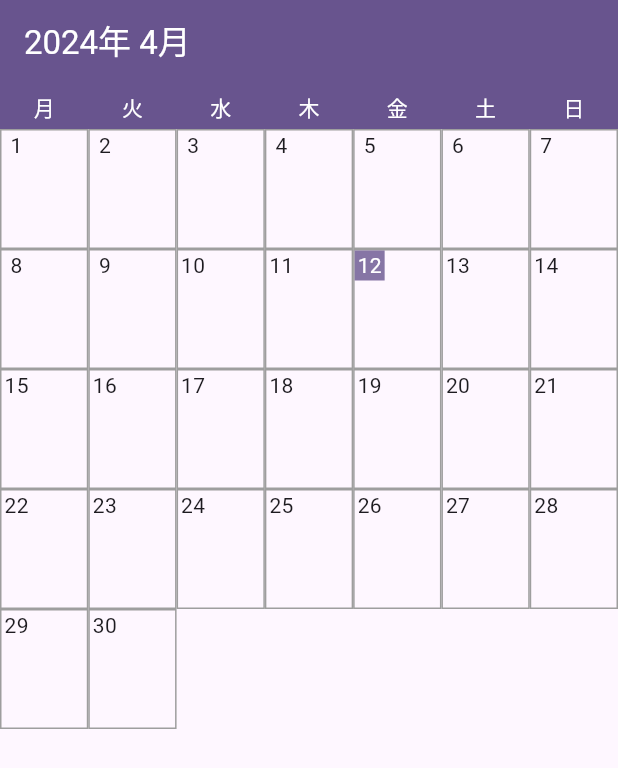
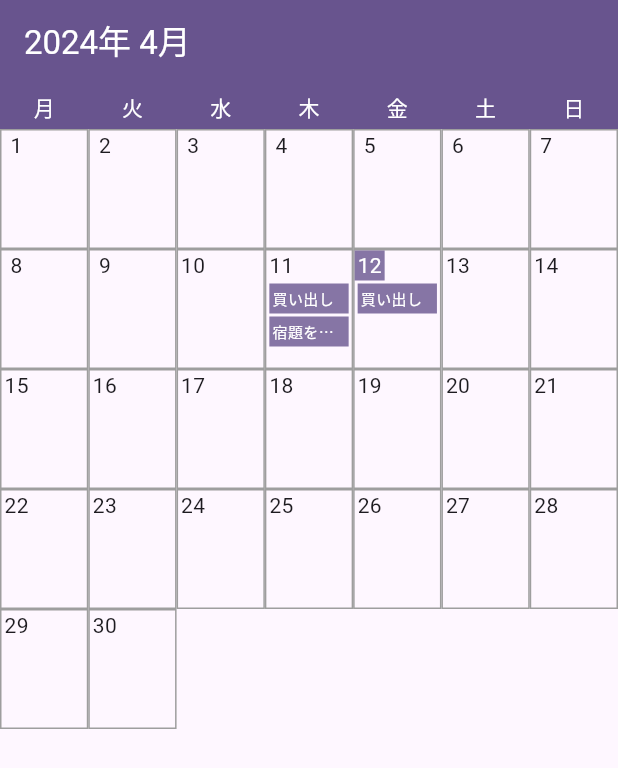
Before and after one commit to Renkon117/flutter_aws_calendar, a Flutter app: the screen it shows after launch, on a phone screen of 412 x 824 dp. Shown: the top 768 px of the screen. Run offline on Flutter 3.47's test engine with Material 3 defaults, Android fonts, the phone set to English and light mode, and no system bars.

Commit message:
section2-10まで完了

```diff
--- /dev/null
+++ b/lib/model/schedule.dart
@@ -0,0 +1,7 @@
+class Schedule {
+  String title;
+  DateTime startAt;
+  DateTime endAt;
+
+  Schedule({required this.title, required this.startAt, required this.endAt});
+}
--- a/lib/pages/calendar.dart
+++ b/lib/pages/calendar.dart
@@ -1,4 +1,5 @@
 import 'package:flutter/material.dart';
+import 'package:flutter_aws_calendar/model/schedule.dart';
 import 'package:intl/intl.dart';
 
 class CalendarView extends StatefulWidget {
@@ -16,17 +17,38 @@ class _CalendarViewState extends State<CalendarView> {
   late int initialIndex;
   int monthDuration = 0;
 
+  Map<DateTime, List<Schedule>> scheduleMap = {
+    DateTime(2024, 4, 11): [
+      Schedule(
+        title: '買い出し',
+        startAt: DateTime(2024, 4, 11, 10),
+        endAt: DateTime(2024, 4, 11, 12),
+      ),
+      Schedule(
+        title: '宿題をする',
+        startAt: DateTime(2024, 4, 11, 15),
+        endAt: DateTime(2024, 4, 11, 17),
+      ),
+    ],
+    DateTime(2024, 4, 12): [
+      Schedule(
+        title: '買い出し',
+        startAt: DateTime(2024, 4, 12, 10),
+        endAt: DateTime(2024, 4, 12, 12),
+      ),
+    ]
+  };
+
   @override
   void initState() {
     super.initState();
 
-    initialIndex = (now.year - firstDay.year) * 12 + (now.month - firstDay.month);
+    initialIndex =
+        (now.year - firstDay.year) * 12 + (now.month - firstDay.month);
     controller = PageController(initialPage: initialIndex);
     controller.addListener(() {
       monthDuration = (controller.page! - initialIndex).round();
-      setState(() {
-
-      });
+      setState(() {});
     });
   }
 
@@ -34,11 +56,10 @@ class _CalendarViewState extends State<CalendarView> {
   Widget build(BuildContext context) {
     return Scaffold(
       appBar: AppBar(
-        backgroundColor: Theme
-            .of(context)
-            .primaryColor,
-        title: Text(DateFormat('yyyy年 M月').format(
-            DateTime(now.year, now.month + monthDuration)),
+        backgroundColor: Theme.of(context).primaryColor,
+        title: Text(
+            DateFormat('yyyy年 M月')
+                .format(DateTime(now.year, now.month + monthDuration)),
             style: const TextStyle(color: Colors.white)),
         elevation: 0,
       ),
@@ -46,13 +67,10 @@ class _CalendarViewState extends State<CalendarView> {
         children: [
           Container(
             height: 30,
-            color: Theme
-                .of(context)
-                .primaryColor,
+            color: Theme.of(context).primaryColor,
             child: Row(
               children: weekName
-                  .map((e) =>
-                  Expanded(
+                  .map((e) => Expanded(
                           child: Container(
                         alignment: Alignment.center,
                         child: Text(
@@ -76,7 +94,8 @@ class _CalendarViewState extends State<CalendarView> {
           List<Widget> _list = [];
           List<Widget> _listCache = [];
 
-          DateTime date = DateTime(now.year, now.month + index - initialIndex, 1);
+          DateTime date =
+              DateTime(now.year, now.month + index - initialIndex, 1);
           int monthLastDay = DateTime(date.year, date.month + 1, 1)
               .subtract(const Duration(days: 1))
               .day;
@@ -86,20 +105,17 @@ class _CalendarViewState extends State<CalendarView> {
               day: i + 1,
               now: now,
               cacheDate: DateTime(date.year, date.month, i + 1),
+              scheduleList: scheduleMap[DateTime(date.year, date.month, i + 1)],
             ));
             int repeatNumber = 7 - _listCache.length;
-            if (date
-                .add(Duration(days: i))
-                .weekday == 7) {
+            if (date.add(Duration(days: i)).weekday == 7) {
               if (i < 7) {
                 _listCache.insertAll(
                   0,
                   List.generate(
                     repeatNumber,
-                        (index) =>
-                        Expanded(
-                          child: Container(
-                              color: Colors.black.withOpacity(0.1)),
+                    (index) => Expanded(
+                      child: Container(color: Colors.black.withOpacity(0.1)),
                     ),
                   ),
                 );
@@ -111,8 +127,7 @@ class _CalendarViewState extends State<CalendarView> {
               _listCache.addAll(
                 List.generate(
                   repeatNumber,
-                      (index) =>
-                      Expanded(
+                  (index) => Expanded(
                     child: Container(
                       color: Colors.black.withOpacity(0.1),
                     ),
@@ -128,8 +143,7 @@ class _CalendarViewState extends State<CalendarView> {
           return Column(
             children: _list,
           );
-        }
-    );
+        });
   }
 }
 
@@ -137,38 +151,64 @@ class _CalendarItem extends StatelessWidget {
   final int day;
   final DateTime now;
   final DateTime cacheDate;
+  final List<Schedule>? scheduleList;
 
   const _CalendarItem(
-      {required this.day, required this.now, required this.cacheDate, Key? key})
+      {required this.day,
+      required this.now,
+      required this.cacheDate,
+      this.scheduleList,
+      Key? key})
       : super(key: key);
 
   @override
   Widget build(BuildContext context) {
     bool isToday =
-        (now
-            .difference(cacheDate)
-            .inDays == 0) && (now.day == cacheDate.day);
+        (now.difference(cacheDate).inDays == 0) && (now.day == cacheDate.day);
     return Expanded(
       child: Container(
-        alignment: Alignment.topLeft,
         height: 80,
         decoration: BoxDecoration(
           border: Border.all(color: Colors.grey),
         ),
-        child: Container(
+        child: Column(
+          crossAxisAlignment: CrossAxisAlignment.start,
+          children: [
+            Container(
               width: 20,
               height: 20,
               color: isToday
-                ? Theme
-                .of(context)
-                .primaryColor
-                .withOpacity(0.8)
+                  ? Theme.of(context).primaryColor.withOpacity(0.8)
                   : null,
               alignment: Alignment.center,
               child: Text(
                 '$day',
                 style: TextStyle(color: isToday ? Colors.white : null),
-            )),
+              ),
+            ),
+            scheduleList == null
+                ? Container()
+                : Column(
+                    children: scheduleList!
+                        .map((e) => Container(
+                              width: double.infinity,
+                              height: 20,
+                              alignment: Alignment.centerLeft,
+                              margin: const EdgeInsets.only(left: 2, right: 2, top: 2),
+                              padding: const EdgeInsets.only(left: 2, right: 2),
+                              color: Theme.of(context)
+                                  .primaryColor
+                                  .withOpacity(0.8),
+                              child: Text(
+                                e.title,
+                                style: const TextStyle(color: Colors.white, fontSize: 10),
+                                overflow: TextOverflow.ellipsis,
+                              ),
+                            ))
+                        .toList(),
+                  )
+          ],
+        ),
       ),
     );
   }
```
Lines whose indentation alone changed are shown as unchanged.
